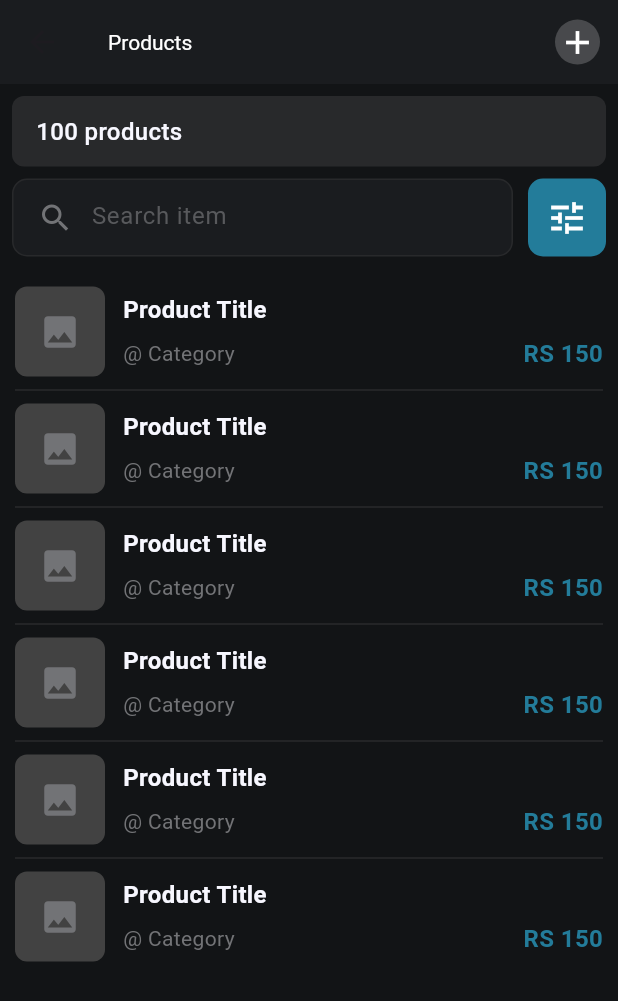
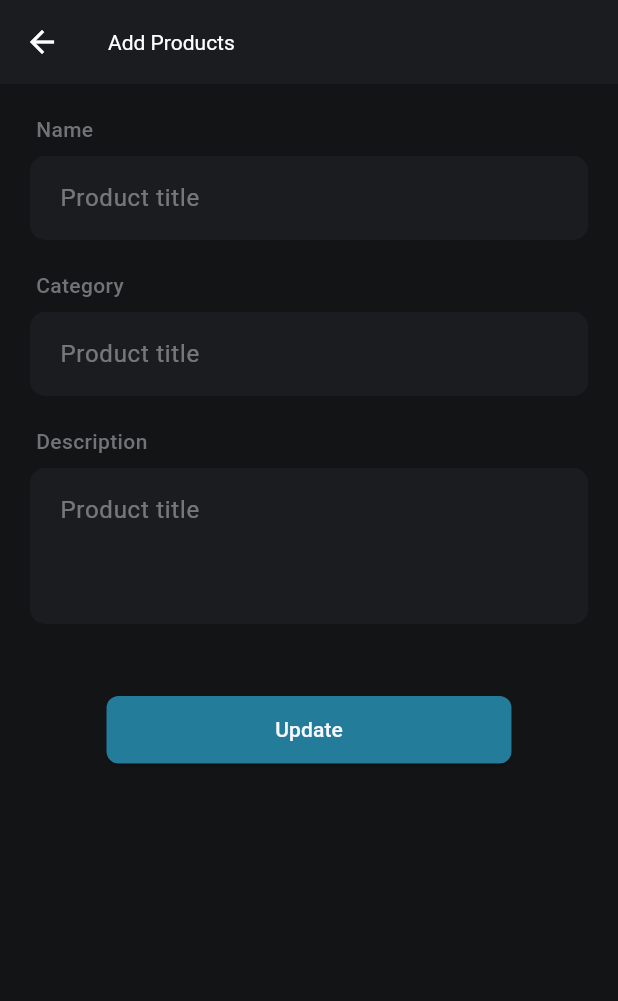
Before and after one commit to maliksubhan3018/spsole, a Flutter app: the Products screen opened directly, after a tap on the "add" icon, on a phone screen of 412 x 824 dp. Shown: the top 1001 px of the screen. Run offline on Flutter 3.47's test engine with Material 3 defaults, Android fonts, the phone set to English and light mode, and no system bars; our stand-ins replace firebase_core, get, persistent_bottom_nav_bar, pin_code_fields; accounts and stored records are empty.

Commit message:
add product file and some updated files

```diff
--- a/lib/config/route.dart
+++ b/lib/config/route.dart
@@ -4,6 +4,8 @@ import 'package:spsole/view/auth/login.dart';
 import 'package:spsole/view/dashboard/dashboard.dart';
 import 'package:spsole/view/onboarding/get_started.dart';
 import 'package:spsole/view/onboarding/onboarding.dart';
+import 'package:spsole/view/product/add_product.dart';
+import 'package:spsole/view/product/product_details.dart';
 
 class AppRoutes {
   static routes() => [
@@ -11,5 +13,7 @@ class AppRoutes {
     GetPage(name: MyPagesName.getstarted, page: () => const Getstarted()),
     GetPage(name: MyPagesName.login, page: () => Login()),
     GetPage(name: MyPagesName.dashboard, page: () => const Dashboard()),
+    GetPage(name: MyPagesName.addproduct, page: () => const AddProduct()),
+    GetPage(name: MyPagesName.productDetails, page: () => const ProductDetails()),
   ];
 }
--- a/lib/config/route_name.dart
+++ b/lib/config/route_name.dart
@@ -3,4 +3,6 @@ class MyPagesName {
   static const String getstarted = "/getstarted";
   static const String login = "/Login";
   static const String dashboard = "/Dashboard";
+  static const String addproduct = "/AddProduct";
+  static const String productDetails = "/ProductDetails";
 }
--- a/lib/main.dart
+++ b/lib/main.dart
@@ -1,3 +1,5 @@
+// ignore_for_file: avoid_print
+
 import 'package:firebase_core/firebase_core.dart';
 import 'package:flutter/material.dart';
 import 'package:get/get.dart';
--- a/lib/view/dashboard/dashboard.dart
+++ b/lib/view/dashboard/dashboard.dart
@@ -145,6 +145,7 @@ class _ScannerScreen extends StatelessWidget {
 // ============================================================================
 // MENU SCREEN (PLACEHOLDER)
 // ============================================================================
+// ignore: unused_element
 class _MenuScreen extends StatelessWidget {
   const _MenuScreen();
 
--- a/lib/view/dashboard/orders.dart
+++ b/lib/view/dashboard/orders.dart
@@ -1,4 +1,4 @@
-// ignore_for_file: deprecated_member_use, curly_braces_in_flow_control_structures
+// ignore_for_file: deprecated_member_use, curly_braces_in_flow_control_structures, unused_element_parameter
 
 import 'package:flutter/material.dart';
 import 'package:spsole/widgets/mycolors.dart';
--- a/lib/view/dashboard/products.dart
+++ b/lib/view/dashboard/products.dart
@@ -1,4 +1,8 @@
+// ignore_for_file: deprecated_member_use, avoid_print, use_super_parameters
+
 import 'package:flutter/material.dart';
+import 'package:get/get.dart';
+import 'package:spsole/config/route_name.dart';
 import 'package:spsole/widgets/appbar.dart';
 import 'package:spsole/widgets/mycolors.dart';
 
@@ -14,12 +18,11 @@ class Products extends StatelessWidget {
         showBackButton: false,
         showPlusButton: true,
         onPressed: () {
-          // Handle add product
+          Get.toNamed(MyPagesName.addproduct);
         },
       ),
       body: Column(
         children: [
-          // Product count banner
           Padding(
             padding: const EdgeInsets.all(8.0),
             child: Container(
@@ -40,12 +43,10 @@ class Products extends StatelessWidget {
             ),
           ),
 
-          // SEARCH BAR + FILTER BUTTON
           Padding(
             padding: const EdgeInsets.symmetric(horizontal: 8.0),
             child: Row(
               children: [
-                // Search Field
                 Expanded(
                   child: Container(
                     height: 52,
@@ -91,7 +92,6 @@ class Products extends StatelessWidget {
 
                 const SizedBox(width: 10),
 
-                // Filter Button
                 Container(
                   height: 52,
                   width: 52,
@@ -131,19 +131,15 @@ class Products extends StatelessWidget {
   }
 }
 
-// Clean Product Item - NO bottom border, no extra widgets
 class _ProductItem extends StatelessWidget {
   const _ProductItem({Key? key}) : super(key: key);
 
   @override
   Widget build(BuildContext context) {
     return Padding(
-      padding: const EdgeInsets.symmetric(
-        vertical: 4,
-      ), // Small extra spacing if needed
+      padding: const EdgeInsets.symmetric(vertical: 4),
       child: Row(
         children: [
-          // Product Image
           Container(
             width: 60,
             height: 60,
@@ -156,7 +152,6 @@ class _ProductItem extends StatelessWidget {
 
           const SizedBox(width: 12),
 
-          // Product Details
           Expanded(
             child: Column(
               crossAxisAlignment: CrossAxisAlignment.start,
--- /dev/null
+++ b/lib/view/product/add_product.dart
@@ -0,0 +1,99 @@
+import 'package:flutter/material.dart';
+import 'package:spsole/widgets/appbar.dart';
+import 'package:spsole/widgets/button.dart';
+import 'package:spsole/widgets/mycolors.dart';
+
+class AddProduct extends StatelessWidget {
+  const AddProduct({super.key});
+
+  @override
+  Widget build(BuildContext context) {
+    return Scaffold(
+      backgroundColor: AppColors.bgcolor,
+      appBar: CustomAppBar(
+        title: 'Add Products',
+        showBackButton: true,
+        showPlusButton: false,
+        onPressed: () {},
+      ),
+      body: SingleChildScrollView(
+        padding: const EdgeInsets.all(20),
+        child: Column(
+          crossAxisAlignment: CrossAxisAlignment.start,
+          children: [
+
+            _buildLabel('Name'),
+            _buildSimpleTextField(hint: 'Product title'),
+
+            const SizedBox(height: 20),
+
+            _buildLabel('Category'),
+            _buildSimpleTextField(hint: 'Product title'),
+
+            const SizedBox(height: 20),
+
+
+            _buildLabel('Description'),
+            _buildSimpleTextField(hint: 'Product title', maxLines: 3),
+
+            const SizedBox(height: 40),
+
+            Center(
+              child: Button(
+                text: 'Update',
+                onPressed: () {
+                  print('Update pressed');
+                },
+              ),
+            ),
+
+            const SizedBox(height: 30),
+          ],
+        ),
+      ),
+    );
+  }
+
+  Widget _buildLabel(String text) {
+    return Padding(
+      padding: const EdgeInsets.only(left: 4, bottom: 8),
+      child: Text(
+        text,
+        style: const TextStyle(
+          color: AppColors.surface,
+          fontSize: 14,
+          fontWeight: FontWeight.w500,
+        ),
+      ),
+    );
+  }
+
+  Widget _buildSimpleTextField({required String hint, int maxLines = 1}) {
+    return TextField(
+      maxLines: maxLines,
+      style: const TextStyle(color: AppColors.white),
+      decoration: InputDecoration(
+        hintText: hint,
+        hintStyle: TextStyle(color: Colors.white.withOpacity(0.4)),
+        filled: true,
+        fillColor: AppColors.fgcolor,
+        contentPadding: const EdgeInsets.symmetric(
+          horizontal: 16,
+          vertical: 16,
+        ),
+        border: OutlineInputBorder(
+          borderRadius: BorderRadius.circular(10),
+          borderSide: BorderSide.none,
+        ),
+        enabledBorder: OutlineInputBorder(
+          borderRadius: BorderRadius.circular(10),
+          borderSide: BorderSide.none,
+        ),
+        focusedBorder: OutlineInputBorder(
+          borderRadius: BorderRadius.circular(10),
+          borderSide: const BorderSide(color: AppColors.primary, width: 2),
+        ),
+      ),
+    );
+  }
+}
--- a/lib/widgets/appbar.dart
+++ b/lib/widgets/appbar.dart
@@ -1,4 +1,6 @@
 // lib/widgets/custom_app_bar.dart
+// ignore_for_file: deprecated_member_use
+
 import 'package:flutter/material.dart';
 import 'package:spsole/widgets/mycolors.dart';
 
--- a/lib/widgets/mycolors.dart
+++ b/lib/widgets/mycolors.dart
@@ -8,6 +8,7 @@ class AppColors {
   static const Color white = Color(0xFFF7F7FF);
   static const Color surface = Color(0xFF727376);
   static const Color grid = Color(0xFF28292B);
+  static const Color gray = Color(0xFF1E2022);
 
   // tabs colors
   static const Color blue = Color(0xFF0088FF);
```
Also changed, not shown: lib/view/auth/login.dart (+2 -12 lines), lib/view/dashboard/menu.dart (+10 -9 lines), lib/view/onboarding/splash.dart (+42 -0 lines), lib/view/product/product_details.dart (added, +16 -0 lines), lib/widgets/list_tile.dart (+17 -13 lines).
